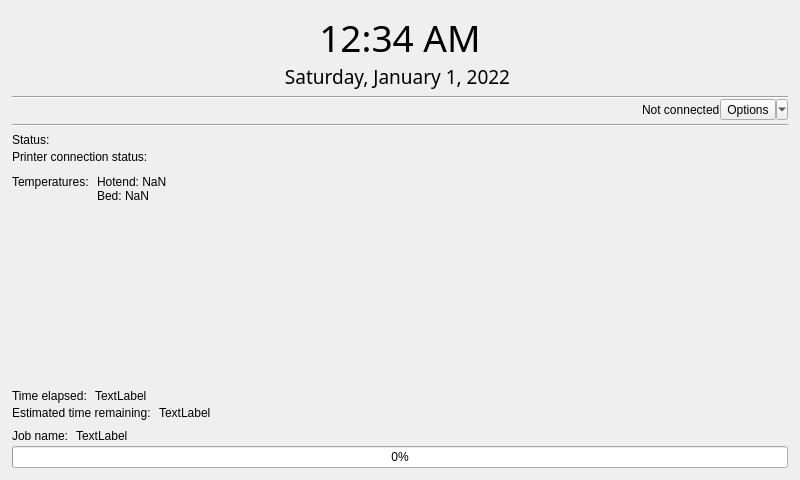
Qt form form.ui (JosephM101/OctoprintKiosk) before a commit.
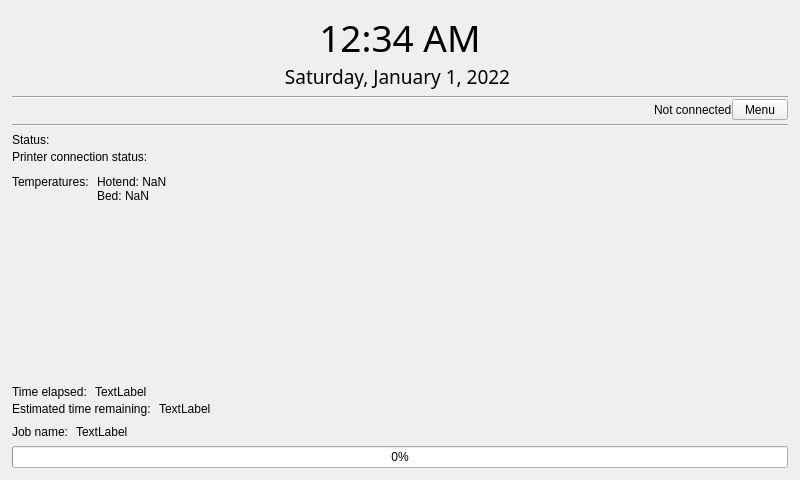
The same form after that commit.

```diff
--- a/form.ui
+++ b/form.ui
@@ -108,12 +108,18 @@
       </widget>
      </item>
      <item>
-      <widget class="QToolButton" name="toolButton_options">
+      <widget class="QToolButton" name="toolButton_menu">
+       <property name="minimumSize">
+        <size>
+         <width>56</width>
+         <height>18</height>
+        </size>
+       </property>
        <property name="text">
-        <string>Options</string>
+        <string>Menu</string>
        </property>
        <property name="popupMode">
-        <enum>QToolButton::MenuButtonPopup</enum>
+        <enum>QToolButton::InstantPopup</enum>
        </property>
       </widget>
      </item>
@@ -382,6 +388,9 @@
         <property name="topMargin">
          <number>0</number>
         </property>
+        <property name="bottomMargin">
+         <number>4</number>
+        </property>
         <item>
          <widget class="QLabel" name="label_3">
           <property name="text">
```
